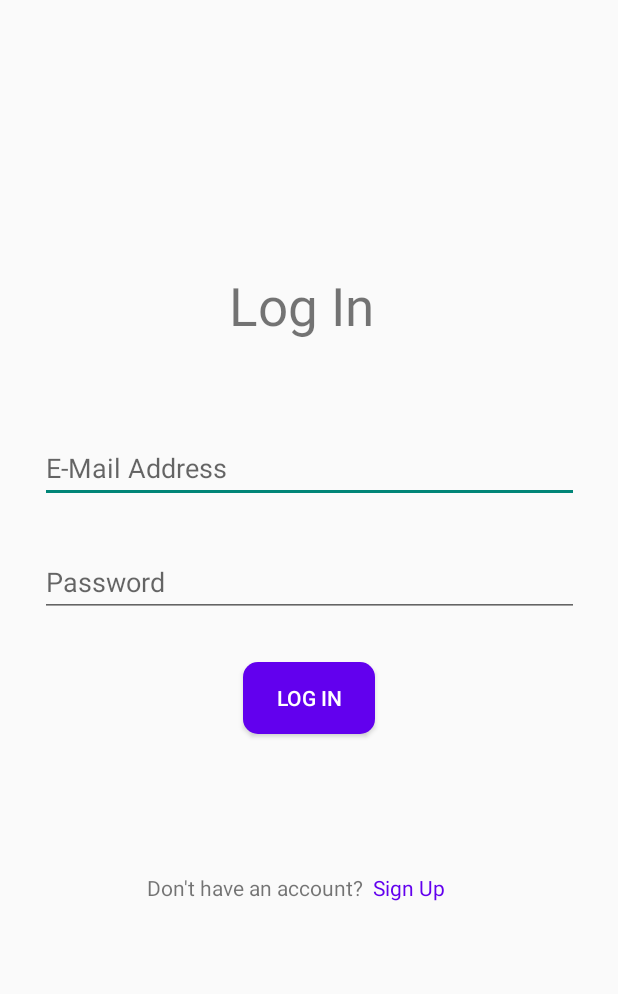
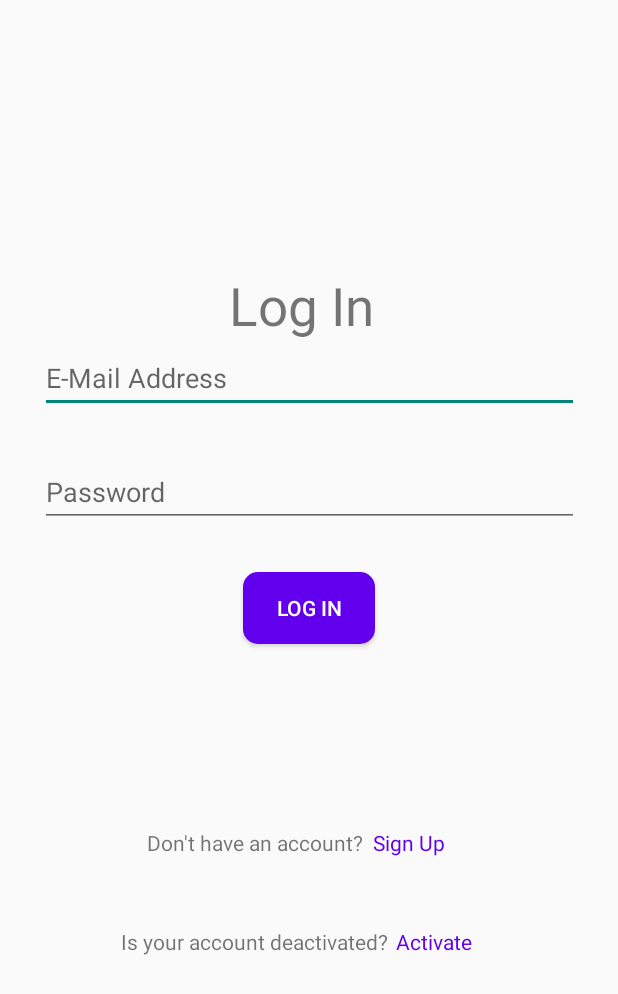
Before and after one commit to PasinduShavinda/Y4S2_EAD_PROJECT_TTRS_MOBILE, an Android app: the LogIn screen opened directly, with no data from a screen before it, on a phone screen of 412 x 824 dp. Shown: the top 994 px of the screen. Run offline under Robolectric (Android 15) with nearby library versions, the phone set to English and light mode, and no system bars.

Commit message:
IT20140298 - Bug Fixes and UI enhancements

```diff
--- a/app/src/main/java/com/example/traveleasemobileapp/LogIn.java
+++ b/app/src/main/java/com/example/traveleasemobileapp/LogIn.java
@@ -29,6 +29,7 @@ public class LogIn extends AppCompatActivity {
 
     TextView signUpLink;
 
+    TextView activeLink;
     Button loginBtn;
 
     ProgressDialog progressDialog;
@@ -45,8 +46,10 @@ public class LogIn extends AppCompatActivity {
         this.emailEditText = findViewById(R.id.loginEmailEditText);
         this.passwordEditText = findViewById(R.id.loginPasswordEditText);
         this.signUpLink = findViewById(R.id.signUpLink);
+        this.activeLink = findViewById(R.id.activereqLink);
         this.loginBtn = findViewById(R.id.logInBtn);
         this.signUpLink.setOnClickListener(view -> goToSignUp());
+        this.activeLink.setOnClickListener(view -> goToActive());
         this.loginBtn.setOnClickListener(view -> login());
     }
     /**
@@ -102,5 +105,12 @@ public class LogIn extends AppCompatActivity {
         Intent intent = new Intent(this, TravelerSignUp.class);
         startActivity(intent);
     }
+    /**
+     * Navigates to the activate screen.
+     */
 
+    private void goToActive() {
+        Intent intent = new Intent(this, RequestActivate.class);
+        startActivity(intent);
+    }
 }
--- a/app/src/main/java/com/example/traveleasemobileapp/models/DeactivateService.java
+++ b/app/src/main/java/com/example/traveleasemobileapp/models/DeactivateService.java
@@ -10,6 +10,7 @@
 package com.example.traveleasemobileapp.models;
 
 import retrofit2.Call;
+import retrofit2.http.Header;
 import retrofit2.http.PUT;
 import retrofit2.http.Path;
 
@@ -20,5 +21,5 @@ public interface DeactivateService {
      * @return A Call object representing the deactivation request and expected response.
      */
     @PUT("v1/traveller/account/deactivate/{nic}")
-    Call<DeactivateResponse> deactivate(@Path("nic") String nic);
+    Call<DeactivateResponse> deactivate(@Header("Authorization") String authorization, @Path("nic") String nic);
 }
--- a/app/src/main/res/layout/activity_log_in.xml
+++ b/app/src/main/res/layout/activity_log_in.xml
@@ -11,7 +11,7 @@
         android:layout_width="359dp"
         android:layout_height="46dp"
         android:layout_marginStart="30dp"
-        android:layout_marginTop="62dp"
+        android:layout_marginTop="2dp"
         android:layout_marginEnd="30dp"
         android:ems="10"
         android:hint="@string/email"
@@ -91,5 +91,33 @@
         app:layout_constraintEnd_toEndOf="parent"
         app:layout_constraintStart_toEndOf="@+id/signUpHintText"
         app:layout_constraintTop_toBottomOf="@+id/logInBtn" />
+    <!-- Activereq hint text -->
+    <TextView
+        android:id="@+id/activereqHintText"
+        android:layout_width="wrap_content"
+        android:layout_height="wrap_content"
+        android:layout_marginStart="96dp"
+        android:layout_marginTop="40dp"
+        android:layout_marginBottom="180dp"
+        android:text="Is your account deactivated?"
+        app:layout_constraintBottom_toBottomOf="parent"
+        app:layout_constraintEnd_toStartOf="@+id/activereqLink"
+        app:layout_constraintStart_toStartOf="parent"
+        app:layout_constraintTop_toBottomOf="@+id/signUpLink" />
 
+    <!-- Activereq link -->
+    <TextView
+        android:id="@+id/activereqLink"
+        android:layout_width="wrap_content"
+        android:layout_height="wrap_content"
+        android:layout_marginStart="5dp"
+        android:layout_marginTop="40dp"
+        android:layout_marginEnd="113dp"
+        android:layout_marginBottom="180dp"
+        android:text="Activate"
+        android:textColor="@color/design_default_color_primary"
+        app:layout_constraintBottom_toBottomOf="parent"
+        app:layout_constraintEnd_toEndOf="parent"
+        app:layout_constraintStart_toEndOf="@+id/activereqHintText"
+        app:layout_constraintTop_toBottomOf="@+id/signUpLink" />
 </androidx.constraintlayout.widget.ConstraintLayout>
```
Also changed, not shown: app/src/main/java/com/example/traveleasemobileapp/managers/DeactivateManager.java (+28 -4 lines), app/src/main/java/com/example/traveleasemobileapp/managers/LogInManager.java (+6 -5 lines).
